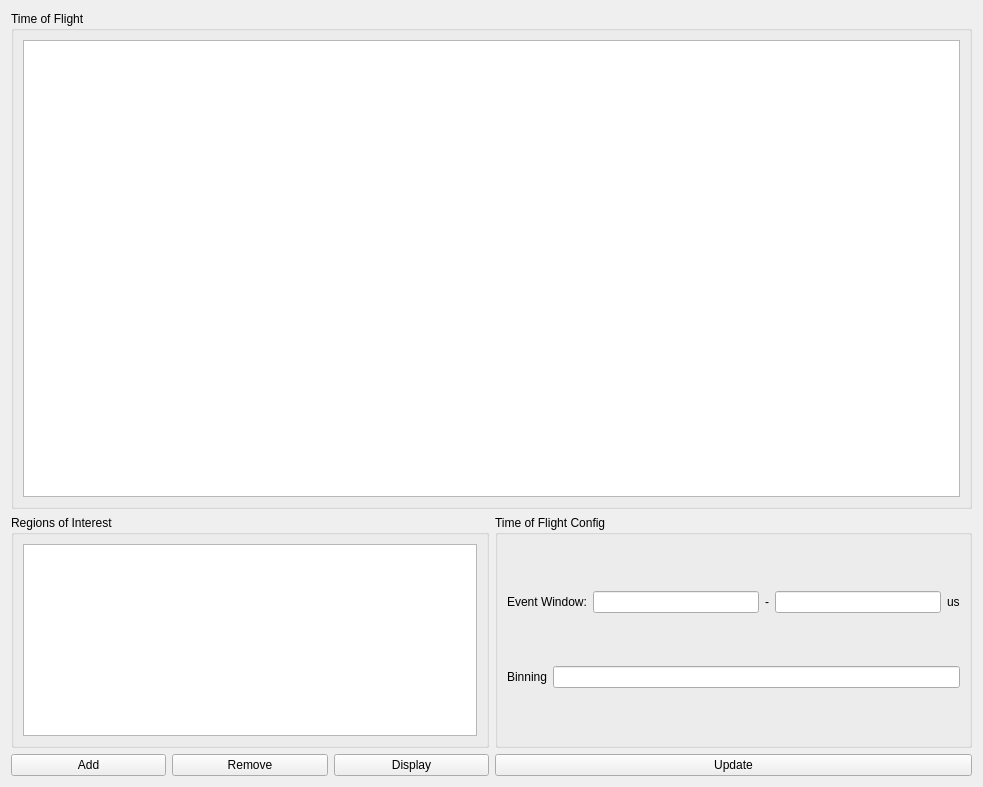
Above: tools/pymepixdaq/panels/ui/timeofflightpanel.ui from CFEL-CMI/pymepix before the change. Below: the same form after it.
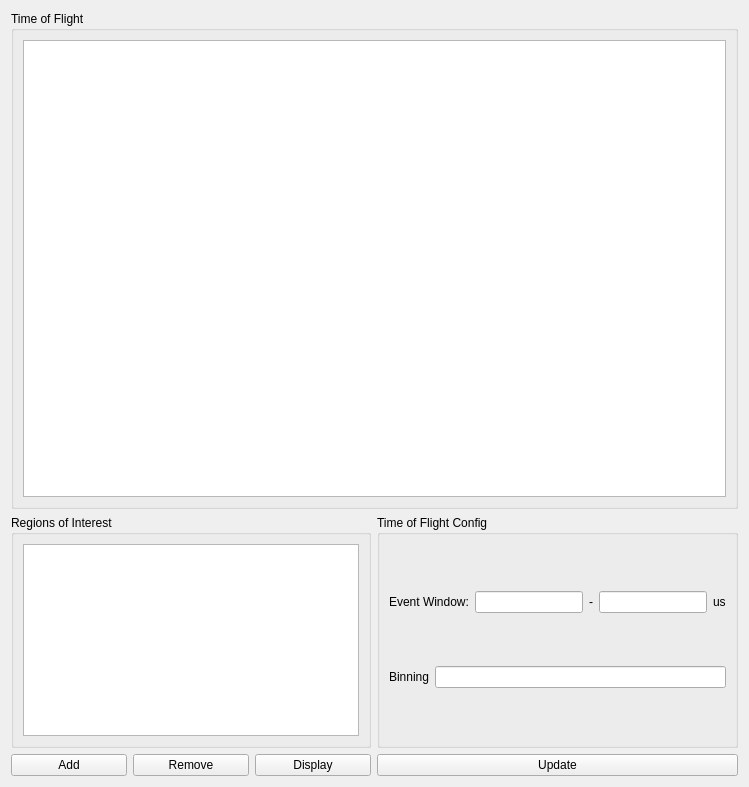
That is the form after the change. Custom widgets are drawn as their Qt base class.

Commit message: Morphed listview to treeview

The edit to the form file:
```diff
--- a/tools/pymepixdaq/panels/ui/timeofflightpanel.ui
+++ b/tools/pymepixdaq/panels/ui/timeofflightpanel.ui
@@ -6,7 +6,7 @@
    <rect>
     <x>0</x>
     <y>0</y>
-    <width>983</width>
+    <width>749</width>
     <height>787</height>
    </rect>
   </property>
@@ -44,7 +44,7 @@
          </property>
          <layout class="QVBoxLayout" name="verticalLayout">
           <item>
-           <widget class="QListView" name="roi_list">
+           <widget class="QTreeView" name="roi_list">
             <property name="sizePolicy">
              <sizepolicy hsizetype="Expanding" vsizetype="Preferred">
               <horstretch>0</horstretch>
@@ -107,7 +107,11 @@
              </widget>
             </item>
             <item>
-             <widget class="QLineEdit" name="event_start"/>
+             <widget class="QLineEdit" name="event_start">
+              <property name="alignment">
+               <set>Qt::AlignLeading|Qt::AlignLeft|Qt::AlignVCenter</set>
+              </property>
+             </widget>
             </item>
             <item>
              <widget class="QLabel" name="label_2">
```
The commit also changes 1 other file.
